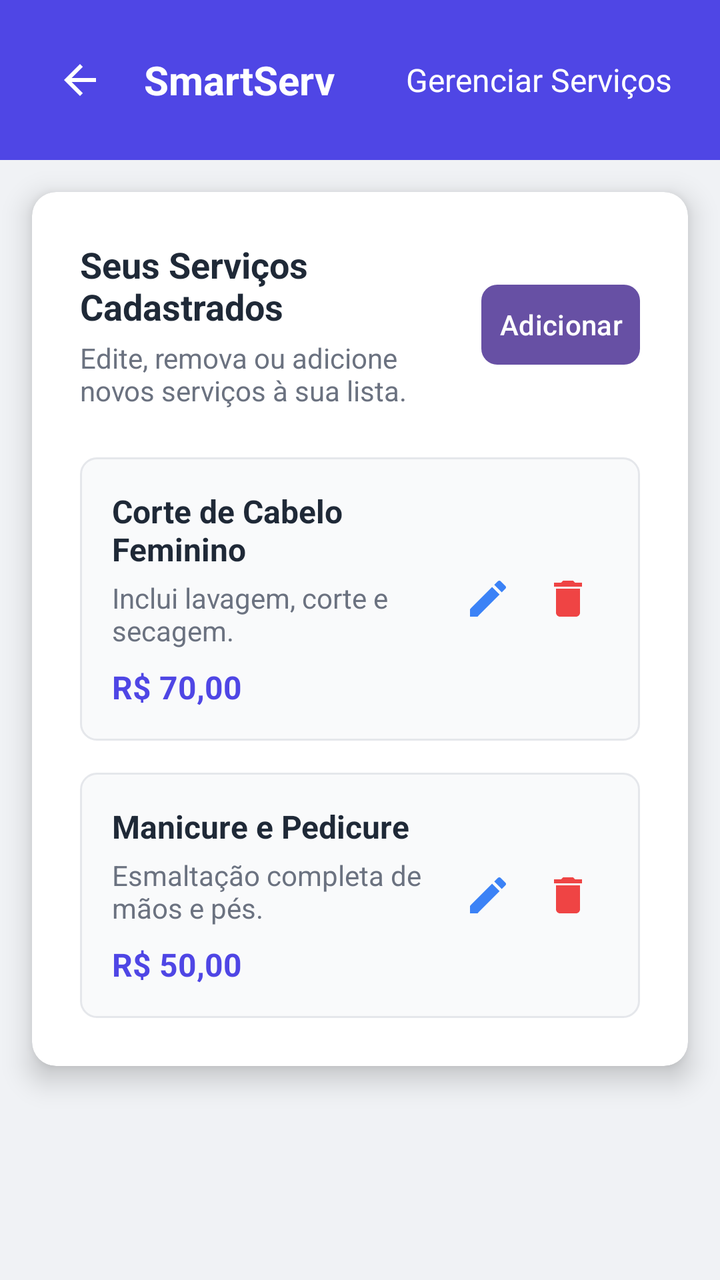
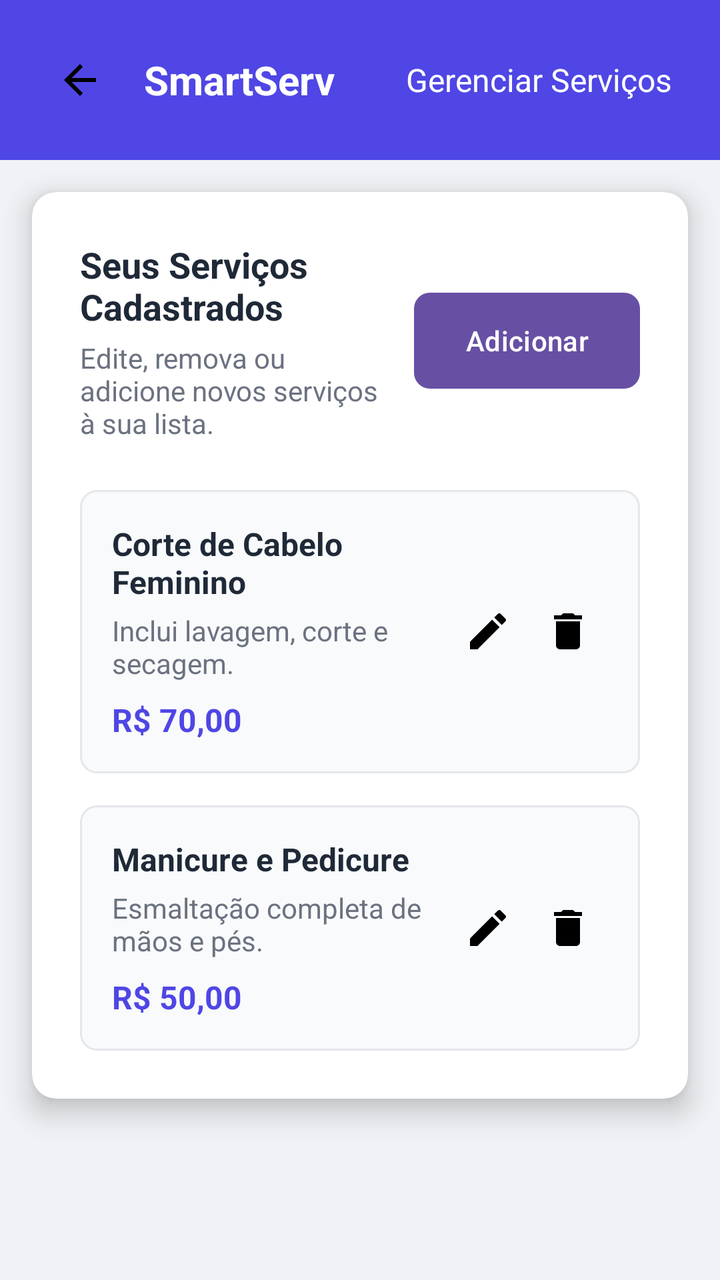

Before-and-after screenshots of an Android layout around one commit, followed by the original layout XML and the change that was made.
<!-- AndroidManifest.xml: application theme Theme.SmartApp -->
<!-- res/layout/gerenciar_servico.xml -->
<?xml version="1.0" encoding="utf-8"?>
<RelativeLayout xmlns:android="http://schemas.android.com/apk/res/android"
    xmlns:app="http://schemas.android.com/apk/res-auto"
    android:layout_width="match_parent"
    android:layout_height="match_parent"
    android:background="#F0F2F5">

    
    <RelativeLayout
        android:id="@+id/header"
        android:layout_width="match_parent"
        android:layout_height="wrap_content"
        android:background="#4F46E5"
        android:padding="16dp"
        android:layout_alignParentTop="true">

        <ImageButton
            android:id="@+id/backButton"
            android:layout_width="48dp"
            android:layout_height="48dp"
            android:layout_centerVertical="true"
            android:layout_alignParentStart="true"
            android:background="?attr/selectableItemBackgroundBorderless"
            android:padding="12dp"
            app:srcCompat="@drawable/ic_arrow_left"
            android:tint="@android:color/white"/>

        <TextView
            android:id="@+id/logoTextHeader"
            android:layout_width="wrap_content"
            android:layout_height="wrap_content"
            android:layout_centerVertical="true"
            android:layout_toEndOf="@id/backButton"
            android:layout_marginStart="8dp"
            android:text="SmartServ"
            android:textColor="#FFFFFF"
            android:textSize="20sp"
            android:textStyle="bold"/>

        <TextView
            android:id="@+id/headerTitle"
            android:layout_width="wrap_content"
            android:layout_height="wrap_content"
            android:layout_alignParentEnd="true"
            android:layout_centerVertical="true"
            android:layout_marginEnd="8dp"
            android:text="Gerenciar Serviços"
            android:textColor="#FFFFFF"
            android:textSize="16sp"
            android:maxLines="1"
            android:ellipsize="end"/>
    </RelativeLayout>

    
    <androidx.cardview.widget.CardView
        android:layout_width="match_parent"
        android:layout_height="wrap_content"
        android:layout_below="@id/header"
        android:layout_margin="16dp"
        app:cardCornerRadius="12dp"
        app:cardElevation="8dp"
        app:cardBackgroundColor="@android:color/white">

        <LinearLayout
            android:layout_width="match_parent"
            android:layout_height="wrap_content"
            android:orientation="vertical"
            android:padding="24dp">

            
            <LinearLayout
                android:layout_width="match_parent"
                android:layout_height="wrap_content"
                android:orientation="vertical"
                android:layout_marginBottom="24dp">

                <LinearLayout
                    android:layout_width="match_parent"
                    android:layout_height="wrap_content"
                    android:orientation="horizontal"
                    android:gravity="center_vertical"
                    android:weightSum="1">

                    <LinearLayout
                        android:layout_width="0dp"
                        android:layout_height="wrap_content"
                        android:layout_weight="0.7"
                        android:orientation="vertical">

                        <TextView
                            android:layout_width="match_parent"
                            android:layout_height="wrap_content"
                            android:text="Seus Serviços Cadastrados"
                            android:textColor="#1F2937"
                            android:textSize="18sp"
                            android:textStyle="bold"/>

                        <TextView
                            android:layout_width="match_parent"
                            android:layout_height="wrap_content"
                            android:layout_marginTop="4dp"
                            android:text="Edite, remova ou adicione novos serviços à sua lista."
                            android:textColor="#6B7280"
                            android:textSize="14sp"/>
                    </LinearLayout>

                    <Button
                        android:id="@+id/addNewServiceBtn"
                        android:layout_width="0dp"
                        android:layout_height="wrap_content"
                        android:layout_weight="0.3"
                        android:layout_marginStart="16dp"
                        android:drawableStart="@drawable/ic_add"
                        android:drawableTint="@android:color/white"
                        android:drawablePadding="4dp"
                        android:paddingStart="8dp"
                        android:paddingEnd="8dp"
                        android:text="Adicionar"
                        android:textColor="@android:color/white"
                        android:backgroundTint="#4F46E5"
                        android:background="@drawable/rounded_button"
                        android:minHeight="40dp"
                        android:maxLines="1"
                        android:ellipsize="end"/>
                </LinearLayout>
            </LinearLayout>

            
            <LinearLayout
                android:id="@+id/serviceList"
                android:layout_width="match_parent"
                android:layout_height="wrap_content"
                android:orientation="vertical">

                
                <RelativeLayout
                    android:layout_width="match_parent"
                    android:layout_height="wrap_content"
                    android:background="@drawable/service_item_background"
                    android:padding="16dp"
                    android:layout_marginBottom="16dp"
                    android:clickable="true"
                    android:focusable="true">

                    <LinearLayout
                        android:layout_width="wrap_content"
                        android:layout_height="wrap_content"
                        android:orientation="vertical"
                        android:layout_alignParentStart="true"
                        android:layout_toStartOf="@+id/actionButtons">

                        <TextView
                            android:layout_width="wrap_content"
                            android:layout_height="wrap_content"
                            android:text="Corte de Cabelo Feminino"
                            android:textColor="#1F2937"
                            android:textSize="16sp"
                            android:textStyle="bold"/>

                        <TextView
                            android:layout_width="wrap_content"
                            android:layout_height="wrap_content"
                            android:layout_marginTop="4dp"
                            android:text="Inclui lavagem, corte e secagem."
                            android:textColor="#6B7280"
                            android:textSize="14sp"/>

                        <TextView
                            android:layout_width="wrap_content"
                            android:layout_height="wrap_content"
                            android:layout_marginTop="8dp"
                            android:text="R$ 70,00"
                            android:textColor="#4F46E5"
                            android:textSize="16sp"
                            android:textStyle="bold"/>
                    </LinearLayout>

                    <LinearLayout
                        android:id="@+id/actionButtons"
                        android:layout_width="wrap_content"
                        android:layout_height="wrap_content"
                        android:orientation="horizontal"
                        android:layout_alignParentEnd="true"
                        android:layout_centerVertical="true">

                        <ImageButton
                            android:id="@+id/editButton1"
                            android:layout_width="40dp"
                            android:layout_height="40dp"
                            android:background="?attr/selectableItemBackgroundBorderless"
                            app:srcCompat="@drawable/ic_edit"
                            android:tint="#3B82F6"/>

                        <ImageButton
                            android:id="@+id/deleteButton1"
                            android:layout_width="40dp"
                            android:layout_height="40dp"
                            android:background="?attr/selectableItemBackgroundBorderless"
                            app:srcCompat="@drawable/ic_delete"
                            android:tint="#EF4444"/>
                    </LinearLayout>
                </RelativeLayout>

                
                <RelativeLayout
                    android:layout_width="match_parent"
                    android:layout_height="wrap_content"
                    android:background="@drawable/service_item_background"
                    android:padding="16dp"
                    android:clickable="true"
                    android:focusable="true">

                    <LinearLayout
                        android:layout_width="wrap_content"
                        android:layout_height="wrap_content"
                        android:orientation="vertical"
                        android:layout_alignParentStart="true"
                        android:layout_toStartOf="@+id/actionButtons2">

                        <TextView
                            android:layout_width="wrap_content"
                            android:layout_height="wrap_content"
                            android:text="Manicure e Pedicure"
                            android:textColor="#1F2937"
                            android:textSize="16sp"
                            android:textStyle="bold"/>

                        <TextView
                            android:layout_width="wrap_content"
                            android:layout_height="wrap_content"
                            android:layout_marginTop="4dp"
                            android:text="Esmaltação completa de mãos e pés."
                            android:textColor="#6B7280"
                            android:textSize="14sp"/>

                        <TextView
                            android:layout_width="wrap_content"
                            android:layout_height="wrap_content"
                            android:layout_marginTop="8dp"
                            android:text="R$ 50,00"
                            android:textColor="#4F46E5"
                            android:textSize="16sp"
                            android:textStyle="bold"/>
                    </LinearLayout>

                    <LinearLayout
                        android:id="@+id/actionButtons2"
                        android:layout_width="wrap_content"
                        android:layout_height="wrap_content"
                        android:orientation="horizontal"
                        android:layout_alignParentEnd="true"
                        android:layout_centerVertical="true">

                        <ImageButton
                            android:id="@+id/editButton2"
                            android:layout_width="40dp"
                            android:layout_height="40dp"
                            android:background="?attr/selectableItemBackgroundBorderless"
                            app:srcCompat="@drawable/ic_edit"
                            android:tint="#3B82F6"/>

                        <ImageButton
                            android:id="@+id/deleteButton2"
                            android:layout_width="40dp"
                            android:layout_height="40dp"
                            android:background="?attr/selectableItemBackgroundBorderless"
                            app:srcCompat="@drawable/ic_delete"
                            android:tint="#EF4444"/>
                    </LinearLayout>
                </RelativeLayout>
            </LinearLayout>
        </LinearLayout>
    </androidx.cardview.widget.CardView>
</RelativeLayout>
<!-- resources referenced by this layout -->
<resources>
  <!-- drawable ic_add (drawable) -->
  <?xml version="1.0" encoding="utf-8"?>
  <vector xmlns:android="http://schemas.android.com/apk/res/android"
      android:width="24dp"
      android:height="24dp"
      android:viewportWidth="24"
      android:viewportHeight="24">
      <path
          android:fillColor="#FF000000"
          android:pathData="M19,13h-6v6h-2v-6H5v-2h6V5h2v6h6v2z"/>
  </vector>
  <!-- drawable ic_arrow_left (drawable) -->
  <?xml version="1.0" encoding="utf-8"?>
  <vector xmlns:android="http://schemas.android.com/apk/res/android"
      android:width="24dp"
      android:height="24dp"
      android:viewportWidth="24"
      android:viewportHeight="24">
      <path
          android:fillColor="#FF000000"
          android:pathData="M20,11H7.83l5.59,-5.59L12,4l-8,8 8,8 1.41,-1.41L7.83,13H20v-2z"/>
  </vector>
  <!-- drawable ic_delete (drawable) -->
  <vector xmlns:android="http://schemas.android.com/apk/res/android"
      android:width="24dp"
      android:height="24dp"
      android:viewportWidth="24"
      android:viewportHeight="24">
      <path
          android:fillColor="#FF000000"
          android:pathData="M6,19c0,1.1 0.9,2 2,2h8c1.1,0 2,-0.9 2,-2V7H6V19zM19,4h-3.5l-1,-1h-5l-1,1H5v2h14V4z"/>
  </vector>
  <!-- drawable ic_edit (drawable) -->
  <vector xmlns:android="http://schemas.android.com/apk/res/android"
      android:width="24dp"
      android:height="24dp"
      android:viewportWidth="24"
      android:viewportHeight="24">
      <path
          android:fillColor="#FF000000"
          android:pathData="M3,17.25V21h3.75L17.81,9.94l-3.75,-3.75L3,17.25zM20.71,7.04c0.39,-0.39 0.39,-1.02 0,-1.41l-2.34,-2.34c-0.39,-0.39 -1.02,-0.39 -1.41,0l-1.83,1.83 3.75,3.75 1.83,-1.83z"/>
  </vector>
  <!-- drawable rounded_button (drawable) -->
  <?xml version="1.0" encoding="utf-8"?>
  <shape xmlns:android="http://schemas.android.com/apk/res/android"
      android:shape="rectangle">
      <corners android:radius="8dp" />
      <solid android:color="#4F46E5" />
  </shape>
  <!-- drawable service_item_background (drawable) -->
  <?xml version="1.0" encoding="utf-8"?>
  <shape xmlns:android="http://schemas.android.com/apk/res/android"
      android:shape="rectangle">
      <solid android:color="#F9FAFB" />
      <corners android:radius="8dp" />
      <stroke
          android:width="1dp"
          android:color="#E5E7EB" />
  </shape>
  <style name="Theme.SmartApp" parent="Base.Theme.SmartApp" />
  <style name="Base.Theme.SmartApp" parent="Theme.Material3.DayNight.NoActionBar" />
</resources>

<!-- the commit's change to res/layout/gerenciar_servico.xml (unified diff, before → after) -->
@@ -21,9 +21,10 @@
             android:layout_centerVertical="true"
             android:layout_alignParentStart="true"
             android:background="?attr/selectableItemBackgroundBorderless"
+            android:contentDescription="image2"
             android:padding="12dp"
             app:srcCompat="@drawable/ic_arrow_left"
-            android:tint="@android:color/white"/>
+            />
 
         <TextView
             android:id="@+id/logoTextHeader"
@@ -106,8 +107,8 @@
 
                     <Button
                         android:id="@+id/addNewServiceBtn"
-                        android:layout_width="0dp"
-                        android:layout_height="wrap_content"
+                        android:layout_width="48dp"
+                        android:layout_height="48dp"
                         android:layout_weight="0.3"
                         android:layout_marginStart="16dp"
                         android:drawableStart="@drawable/ic_add"
@@ -188,16 +189,18 @@
                             android:layout_width="40dp"
                             android:layout_height="40dp"
                             android:background="?attr/selectableItemBackgroundBorderless"
+                            android:contentDescription="image5"
                             app:srcCompat="@drawable/ic_edit"
-                            android:tint="#3B82F6"/>
+                            />
 
                         <ImageButton
                             android:id="@+id/deleteButton1"
                             android:layout_width="40dp"
                             android:layout_height="40dp"
                             android:background="?attr/selectableItemBackgroundBorderless"
+                            android:contentDescription="image1"
                             app:srcCompat="@drawable/ic_delete"
-                            android:tint="#EF4444"/>
+                            />
                     </LinearLayout>
                 </RelativeLayout>
 
@@ -256,16 +259,18 @@
                             android:layout_width="40dp"
                             android:layout_height="40dp"
                             android:background="?attr/selectableItemBackgroundBorderless"
+                            android:contentDescription="image4"
                             app:srcCompat="@drawable/ic_edit"
-                            android:tint="#3B82F6"/>
+                            />
 
                         <ImageButton
                             android:id="@+id/deleteButton2"
                             android:layout_width="40dp"
                             android:layout_height="40dp"
                             android:background="?attr/selectableItemBackgroundBorderless"
+                            android:contentDescription="image3"
                             app:srcCompat="@drawable/ic_delete"
-                            android:tint="#EF4444"/>
+                            />
                     </LinearLayout>
                 </RelativeLayout>
             </LinearLayout>
